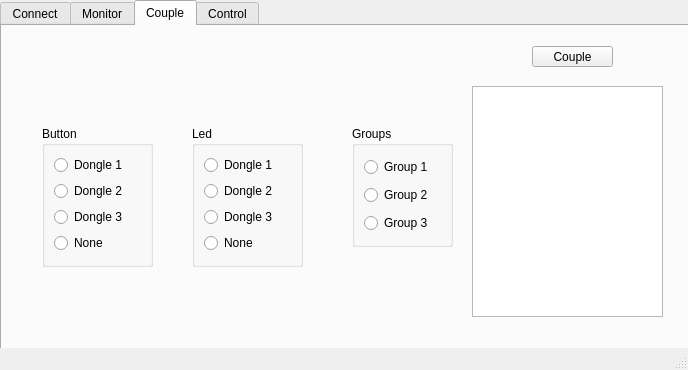
First picture: the form in mainwindow.ui, repository Joluzut/Domotica_QT, before the edit.
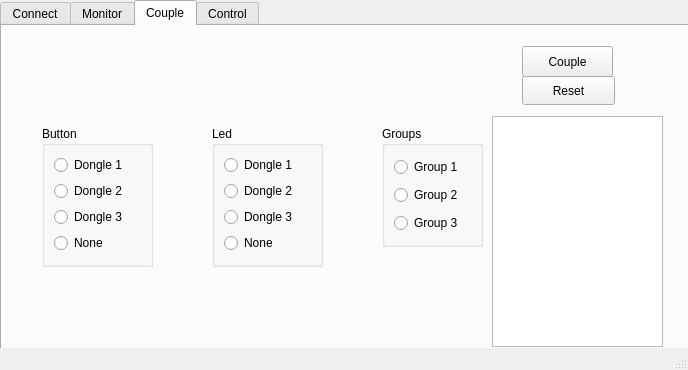
Second picture: the form after the edit. The open tabs and pages were chosen to show the change.

The edit to the form file:
```diff
--- a/mainwindow.ui
+++ b/mainwindow.ui
@@ -198,10 +198,10 @@
      <widget class="QPushButton" name="ButtonCouple">
       <property name="geometry">
        <rect>
-        <x>530</x>
+        <x>520</x>
         <y>20</y>
-        <width>81</width>
-        <height>21</height>
+        <width>91</width>
+        <height>31</height>
        </rect>
       </property>
       <property name="text">
@@ -254,7 +254,7 @@
      <widget class="QGroupBox" name="groupBoxLed">
       <property name="geometry">
        <rect>
-        <x>190</x>
+        <x>210</x>
         <y>100</y>
         <width>111</width>
         <height>141</height>
@@ -297,7 +297,7 @@
      <widget class="QGroupBox" name="groupBoxGroups">
       <property name="geometry">
        <rect>
-        <x>350</x>
+        <x>380</x>
         <y>100</y>
         <width>101</width>
         <height>121</height>
@@ -333,13 +333,26 @@
      <widget class="QTextBrowser" name="textBrowser1">
       <property name="geometry">
        <rect>
-        <x>470</x>
-        <y>60</y>
-        <width>191</width>
+        <x>490</x>
+        <y>90</y>
+        <width>171</width>
         <height>231</height>
        </rect>
       </property>
      </widget>
+     <widget class="QPushButton" name="ButtonReset">
+      <property name="geometry">
+       <rect>
+        <x>520</x>
+        <y>50</y>
+        <width>93</width>
+        <height>29</height>
+       </rect>
+      </property>
+      <property name="text">
+       <string>Reset</string>
+      </property>
+     </widget>
     </widget>
     <widget class="QWidget" name="controlTab">
      <attribute name="title">
```
Left out of the diff: 28 changed lines with no effect on the pictures.
